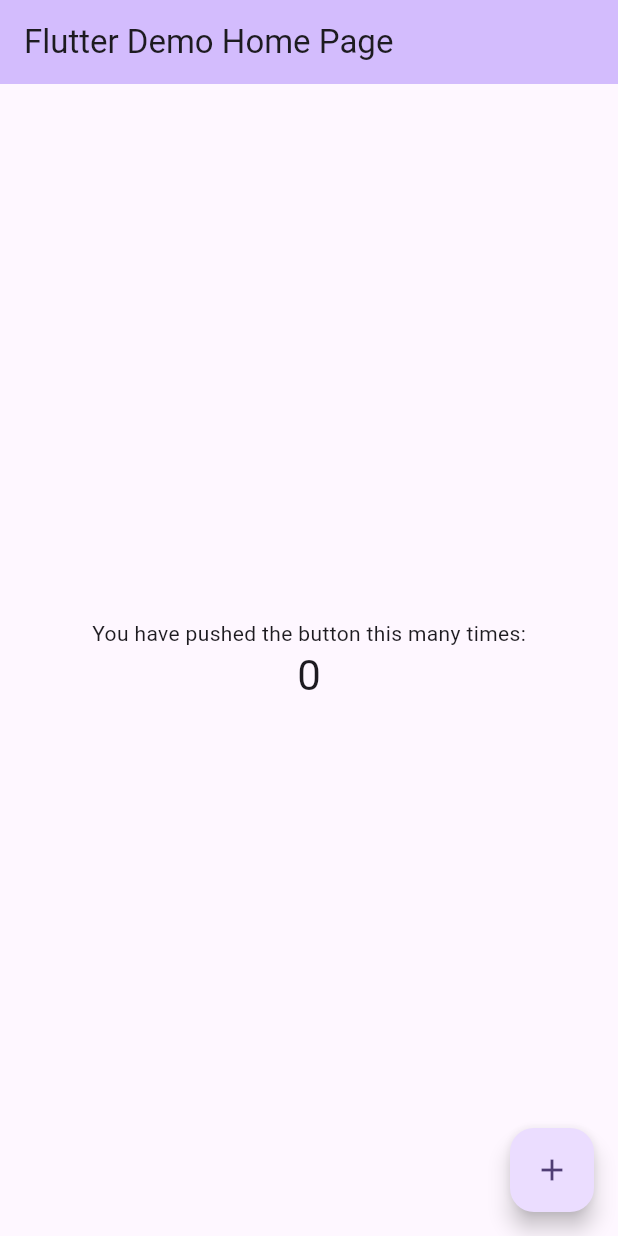
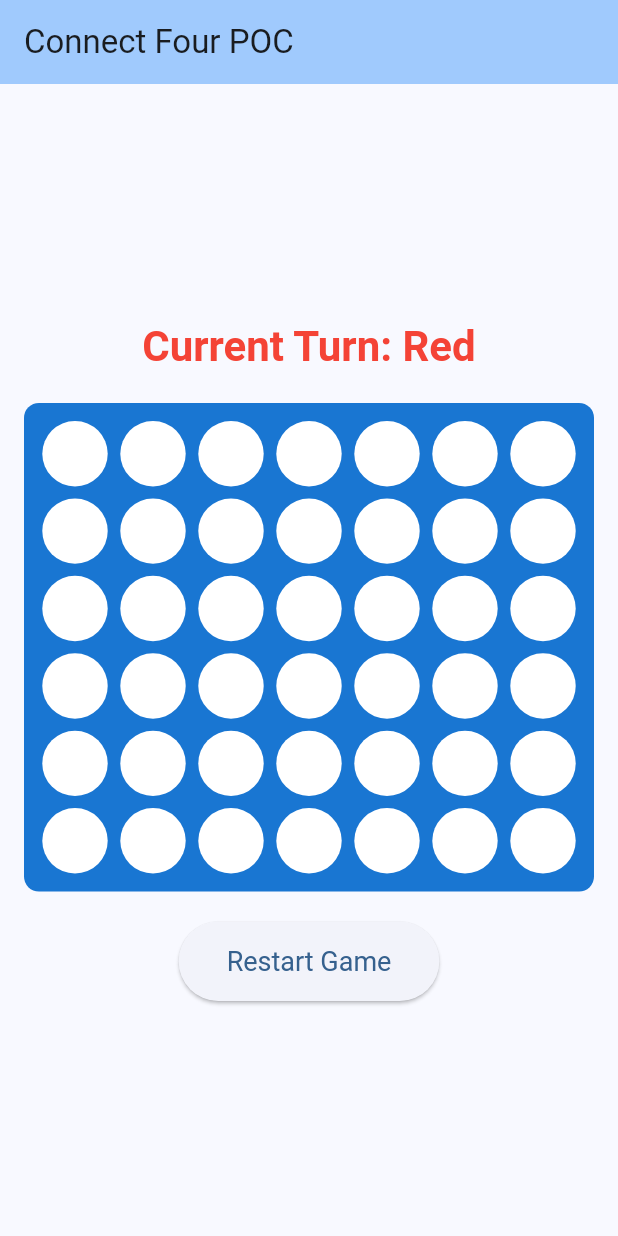
Before and after one commit to djovic78/connect_four_poc, a Flutter app: the screen it shows after launch, on a phone screen of 412 x 824 dp. Run offline on Flutter 3.47's test engine with Material 3 defaults, Android fonts, the phone set to English and light mode, and no system bars.

Commit message:
Implement Connect Four game logic and UI

```diff
--- a/lib/main.dart
+++ b/lib/main.dart
@@ -1,121 +1,104 @@
 import 'package:flutter/material.dart';
+import 'models/game_logic.dart';
+import 'widgets/game_board.dart';
 
 void main() {
-  runApp(const MyApp());
+  runApp(const ConnectFourApp());
 }
 
-class MyApp extends StatelessWidget {
-  const MyApp({super.key});
+class ConnectFourApp extends StatelessWidget {
+  const ConnectFourApp({super.key});
 
-  // This widget is the root of your application.
   @override
   Widget build(BuildContext context) {
     return MaterialApp(
-      title: 'Flutter Demo',
+      title: 'Connect Four',
       theme: ThemeData(
-        // This is the theme of your application.
-        //
-        // TRY THIS: Try running your application with "flutter run". You'll see
-        // the application has a purple toolbar. Then, without quitting the app,
-        // try changing the seedColor in the colorScheme below to Colors.green
-        // and then invoke "hot reload" (save your changes or press the "hot
-        // reload" button in a Flutter-supported IDE, or press "r" if you used
-        // the command line to start the app).
-        //
-        // Notice that the counter didn't reset back to zero; the application
-        // state is not lost during the reload. To reset the state, use hot
-        // restart instead.
-        //
-        // This works for code too, not just values: Most code changes can be
-        // tested with just a hot reload.
-        colorScheme: .fromSeed(seedColor: Colors.deepPurple),
+        colorScheme: ColorScheme.fromSeed(seedColor: Colors.blue),
+        useMaterial3: true,
       ),
-      home: const MyHomePage(title: 'Flutter Demo Home Page'),
+      home: const ConnectFourScreen(),
     );
   }
 }
 
-class MyHomePage extends StatefulWidget {
-  const MyHomePage({super.key, required this.title});
-
-  // This widget is the home page of your application. It is stateful, meaning
-  // that it has a State object (defined below) that contains fields that affect
-  // how it looks.
-
-  // This class is the configuration for the state. It holds the values (in this
-  // case the title) provided by the parent (in this case the App widget) and
-  // used by the build method of the State. Fields in a Widget subclass are
-  // always marked "final".
-
-  final String title;
+class ConnectFourScreen extends StatefulWidget {
+  const ConnectFourScreen({super.key});
 
   @override
-  State<MyHomePage> createState() => _MyHomePageState();
+  State<ConnectFourScreen> createState() => _ConnectFourScreenState();
 }
 
-class _MyHomePageState extends State<MyHomePage> {
-  int _counter = 0;
+class _ConnectFourScreenState extends State<ConnectFourScreen> {
+  final GameLogic _gameLogic = GameLogic();
 
-  void _incrementCounter() {
+  void _handleColumnTapped(int colIndex) {
     setState(() {
-      // This call to setState tells the Flutter framework that something has
-      // changed in this State, which causes it to rerun the build method below
-      // so that the display can reflect the updated values. If we changed
-      // _counter without calling setState(), then the build method would not be
-      // called again, and so nothing would appear to happen.
-      _counter++;
+      _gameLogic.dropPiece(colIndex);
+    });
+  }
+
+  void _resetGame() {
+    setState(() {
+      _gameLogic.reset();
     });
   }
 
   @override
   Widget build(BuildContext context) {
-    // This method is rerun every time setState is called, for instance as done
-    // by the _incrementCounter method above.
-    //
-    // The Flutter framework has been optimized to make rerunning build methods
-    // fast, so that you can just rebuild anything that needs updating rather
-    // than having to individually change instances of widgets.
+    String statusText;
+    Color statusColor;
+    if (_gameLogic.winner != null) {
+      statusText = '${_gameLogic.winner == Player.red ? 'Red' : 'Yellow'} Wins!';
+      statusColor = _gameLogic.winner == Player.red ? Colors.red : Colors.yellow.shade800;
+    } else if (_gameLogic.isDraw) {
+      statusText = 'It\'s a Draw!';
+      statusColor = Colors.grey;
+    } else {
+      statusText = 'Current Turn: ${_gameLogic.currentPlayer == Player.red ? 'Red' : 'Yellow'}';
+      statusColor = _gameLogic.currentPlayer == Player.red ? Colors.red : Colors.yellow.shade800;
+    }
+
     return Scaffold(
       appBar: AppBar(
-        // TRY THIS: Try changing the color here to a specific color (to
-        // Colors.amber, perhaps?) and trigger a hot reload to see the AppBar
-        // change color while the other colors stay the same.
         backgroundColor: Theme.of(context).colorScheme.inversePrimary,
-        // Here we take the value from the MyHomePage object that was created by
-        // the App.build method, and use it to set our appbar title.
-        title: Text(widget.title),
+        title: const Text('Connect Four POC'),
       ),
       body: Center(
-        // Center is a layout widget. It takes a single child and positions it
-        // in the middle of the parent.
-        child: Column(
-          // Column is also a layout widget. It takes a list of children and
-          // arranges them vertically. By default, it sizes itself to fit its
-          // children horizontally, and tries to be as tall as its parent.
-          //
-          // Column has various properties to control how it sizes itself and
-          // how it positions its children. Here we use mainAxisAlignment to
-          // center the children vertically; the main axis here is the vertical
-          // axis because Columns are vertical (the cross axis would be
-          // horizontal).
-          //
-          // TRY THIS: Invoke "debug painting" (choose the "Toggle Debug Paint"
-          // action in the IDE, or press "p" in the console), to see the
-          // wireframe for each widget.
-          mainAxisAlignment: .center,
-          children: [
-            const Text('You have pushed the button this many times:'),
-            Text(
-              '$_counter',
-              style: Theme.of(context).textTheme.headlineMedium,
-            ),
-          ],
+        child: Padding(
+          padding: const EdgeInsets.all(16.0),
+          child: Column(
+            mainAxisAlignment: MainAxisAlignment.center,
+            children: <Widget>[
+              Text(
+                statusText,
+                style: Theme.of(context).textTheme.headlineMedium?.copyWith(
+                  fontWeight: FontWeight.bold,
+                  color: statusColor,
+                ),
+              ),
+              const SizedBox(height: 20),
+              Flexible(
+                child: ConstrainedBox(
+                  constraints: const BoxConstraints(maxWidth: 600),
+                  child: GameBoardWidget(
+                    gameLogic: _gameLogic,
+                    onColumnTapped: _handleColumnTapped,
+                  ),
+                ),
+              ),
+              const SizedBox(height: 20),
+              ElevatedButton(
+                onPressed: _resetGame,
+                style: ElevatedButton.styleFrom(
+                  padding: const EdgeInsets.symmetric(horizontal: 32, vertical: 16),
+                  textStyle: const TextStyle(fontSize: 18),
+                ),
+                child: const Text('Restart Game'),
+              ),
+            ],
+          ),
         ),
-      ),
-      floatingActionButton: FloatingActionButton(
-        onPressed: _incrementCounter,
-        tooltip: 'Increment',
-        child: const Icon(Icons.add),
       ),
     );
   }
--- /dev/null
+++ b/lib/models/game_logic.dart
@@ -0,0 +1,73 @@
+enum Player { none, red, yellow }
+
+class GameLogic {
+  static const int columns = 7;
+  static const int rows = 6;
+
+  List<List<Player>> board;
+  Player currentPlayer;
+  Player? winner;
+  bool isDraw;
+
+  GameLogic()
+      : board = List.generate(columns, (_) => List.filled(rows, Player.none)),
+        currentPlayer = Player.red,
+        winner = null,
+        isDraw = false;
+
+  void reset() {
+    board = List.generate(columns, (_) => List.filled(rows, Player.none));
+    currentPlayer = Player.red;
+    winner = null;
+    isDraw = false;
+  }
+
+  bool dropPiece(int col) {
+    if (winner != null || isDraw || col < 0 || col >= columns) return false;
+
+    // The grid is typically represented with index 0 at the top, rows-1 at the bottom.
+    // However, it's easier to think of pieces falling to the highest available y value.
+    for (int row = rows - 1; row >= 0; row--) {
+      if (board[col][row] == Player.none) {
+        board[col][row] = currentPlayer;
+        _checkWinCondition(col, row);
+        if (winner == null) {
+          _checkDrawCondition();
+          if (!isDraw) {
+            currentPlayer = currentPlayer == Player.red ? Player.yellow : Player.red;
+          }
+        }
+        return true;
+      }
+    }
+    return false; // Column is full
+  }
+
+  void _checkWinCondition(int col, int row) {
+    if (_countConsecutive(col, row, 1, 0) + _countConsecutive(col, row, -1, 0) >= 3 || // Horizontal
+        _countConsecutive(col, row, 0, 1) + _countConsecutive(col, row, 0, -1) >= 3 || // Vertical
+        _countConsecutive(col, row, 1, 1) + _countConsecutive(col, row, -1, -1) >= 3 || // Diagonal \
+        _countConsecutive(col, row, 1, -1) + _countConsecutive(col, row, -1, 1) >= 3) { // Diagonal /
+      winner = currentPlayer;
+    }
+  }
+
+  int _countConsecutive(int col, int row, int dirX, int dirY) {
+    int count = 0;
+    int c = col + dirX;
+    int r = row + dirY;
+    while (c >= 0 && c < columns && r >= 0 && r < rows && board[c][r] == currentPlayer) {
+      count++;
+      c += dirX;
+      r += dirY;
+    }
+    return count;
+  }
+
+  void _checkDrawCondition() {
+    for (int col = 0; col < columns; col++) {
+      if (board[col][0] == Player.none) return; // Found an empty spot at the top
+    }
+    isDraw = true;
+  }
+}
--- /dev/null
+++ b/lib/widgets/game_board.dart
@@ -0,0 +1,67 @@
+import 'package:flutter/material.dart';
+import '../models/game_logic.dart';
+
+class GameBoardWidget extends StatelessWidget {
+  final GameLogic gameLogic;
+  final Function(int) onColumnTapped;
+
+  const GameBoardWidget({
+    super.key,
+    required this.gameLogic,
+    required this.onColumnTapped,
+  });
+
+  @override
+  Widget build(BuildContext context) {
+    return AspectRatio(
+      aspectRatio: GameLogic.columns / GameLogic.rows,
+      child: Container(
+        padding: const EdgeInsets.all(8.0),
+        decoration: BoxDecoration(
+          color: Colors.blue[700],
+          borderRadius: BorderRadius.circular(10.0),
+        ),
+        child: Row(
+          mainAxisAlignment: MainAxisAlignment.spaceEvenly,
+          children: List.generate(
+            GameLogic.columns,
+            (colIndex) => Expanded(
+              child: GestureDetector(
+                onTap: () => onColumnTapped(colIndex),
+                behavior: HitTestBehavior.opaque,
+                child: Column(
+                  mainAxisAlignment: MainAxisAlignment.spaceEvenly,
+                  children: List.generate(
+                    GameLogic.rows,
+                    (rowIndex) => Expanded(
+                      child: Padding(
+                        padding: const EdgeInsets.all(4.0),
+                        child: Container(
+                          decoration: BoxDecoration(
+                            shape: BoxShape.circle,
+                            color: _getPieceColor(gameLogic.board[colIndex][rowIndex]),
+                          ),
+                        ),
+                      ),
+                    ),
+                  ),
+                ),
+              ),
+            ),
+          ),
+        ),
+      ),
+    );
+  }
+
+  Color _getPieceColor(Player player) {
+    switch (player) {
+      case Player.red:
+        return Colors.red;
+      case Player.yellow:
+        return Colors.yellow;
+      case Player.none:
+        return Colors.white;
+    }
+  }
+}
```
Also changed, not shown: 1 other file.
